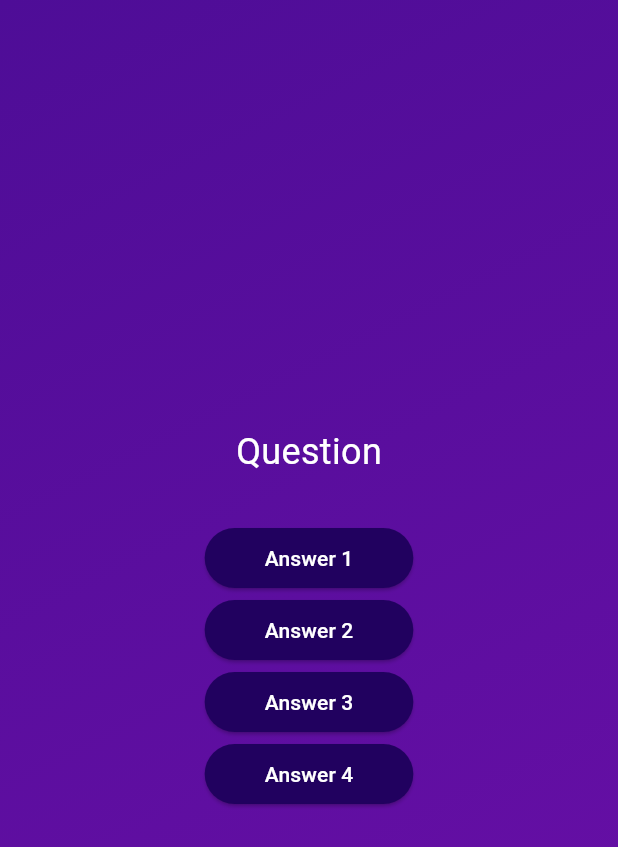
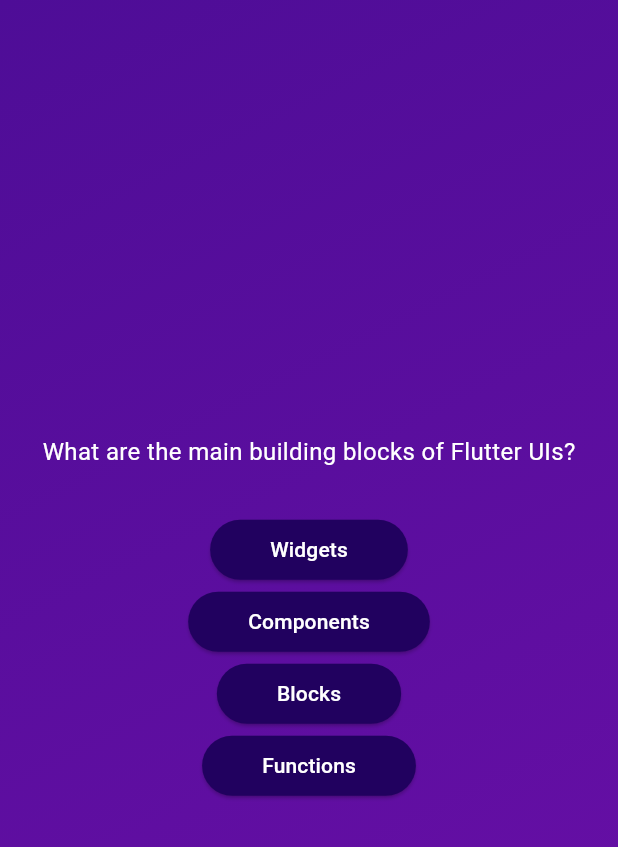
Before and after one commit to good-repository/flutter_adv_basics, a Flutter app: the screen it shows after launch, after a tap on "Start Quiz", on a phone screen of 412 x 824 dp. Shown: the top 847 px of the screen. Run offline on Flutter 3.47's test engine with Material 3 defaults, Android fonts, the phone set to English and light mode, and no system bars.

Commit message:
Display dynamic questions and answers
Updated QuestionsScreen to import questions data and display the first question's text and its answers dynamically. Refactored AnswerButton imports and replaced hardcoded answers with a map over the current question's answers.

```diff
--- a/lib/questions_screen.dart
+++ b/lib/questions_screen.dart
@@ -1,5 +1,6 @@
+import 'package:adv_basics/data/questions.dart';
 import 'package:flutter/material.dart';
-import 'answer_button.dart';
+import 'package:adv_basics/answer_button.dart';
 
 class QuestionsScreen extends StatefulWidget {
   const QuestionsScreen({super.key});
@@ -13,20 +14,26 @@ class QuestionsScreen extends StatefulWidget {
 class _QuestionsScreenState extends State<QuestionsScreen> {
   @override
   Widget build(context) {
+    final currentQuestion = questions[0];
+
     return SizedBox(
       width: double.infinity,
       child: Column(
         mainAxisAlignment: MainAxisAlignment.center,
         children: [
-          const Text(
-            'Question',
-            style: TextStyle(fontSize: 24, color: Colors.white),
+          Text(
+            currentQuestion.text,
+            style: const TextStyle(fontSize: 16, color: Colors.white),
           ),
           const SizedBox(height: 30),
-          AnswerButton(onTap: () {}, answerText: 'Answer 1'),
-          AnswerButton(onTap: () {}, answerText: 'Answer 2'),
-          AnswerButton(onTap: () {}, answerText: 'Answer 3'),
-          AnswerButton(onTap: () {}, answerText: 'Answer 4'),
+          ...currentQuestion.answers.map((answer) {
+            return AnswerButton(
+              answerText: answer,
+              onTap: () {
+                // Handle answer selection
+              },
+            );
+          }),
         ],
       ),
     );
```
